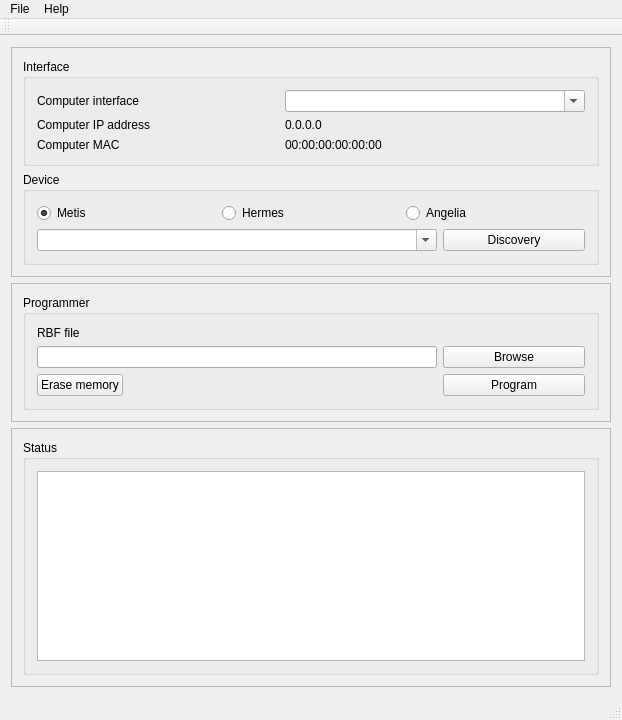
Qt form KV0S/HPSDRProgrammer_V2/mainwindow.ui (TAPR/OpenHPSDR-SVN) before a commit.
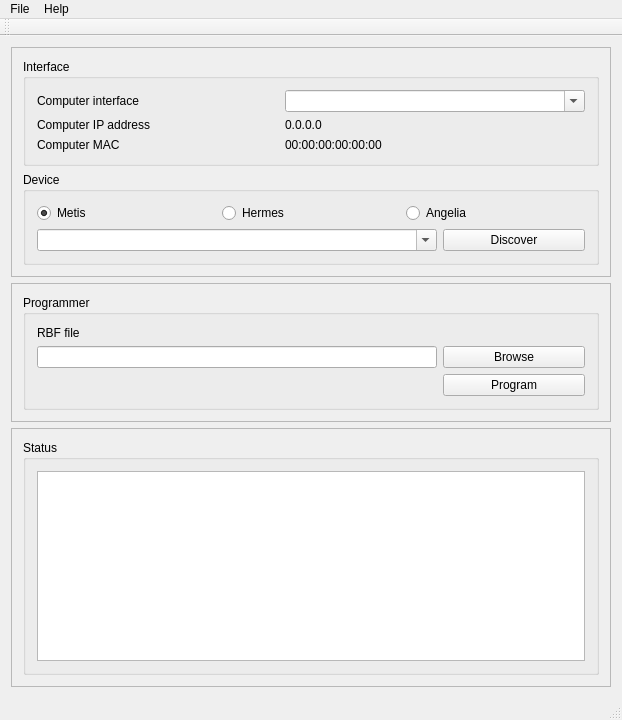
The same form after that commit. Icons and pictures are not drawn.

Diff of the .ui file:
```diff
--- a/KV0S/HPSDRProgrammer_V2/mainwindow.ui
+++ b/KV0S/HPSDRProgrammer_V2/mainwindow.ui
@@ -161,7 +161,7 @@
             <item>
              <widget class="QPushButton" name="pushButton">
               <property name="text">
-               <string>Discovery</string>
+               <string>Discover</string>
               </property>
              </widget>
             </item>
@@ -188,16 +188,6 @@
           <string>Programmer</string>
          </property>
          <layout class="QFormLayout" name="formLayout">
-          <item row="3" column="0">
-           <widget class="QPushButton" name="pushButton_2">
-            <property name="toolTip">
-             <string>&lt;html&gt;&lt;head/&gt;&lt;body&gt;&lt;p&gt;Erase the Board Memory&lt;/p&gt;&lt;/body&gt;&lt;/html&gt;</string>
-            </property>
-            <property name="text">
-             <string>Erase memory</string>
-            </property>
-           </widget>
-          </item>
           <item row="3" column="1">
            <widget class="QPushButton" name="pushButton_3">
             <property name="toolTip">
```
Left out of the diff: 13 changed lines with no effect on the pictures.
